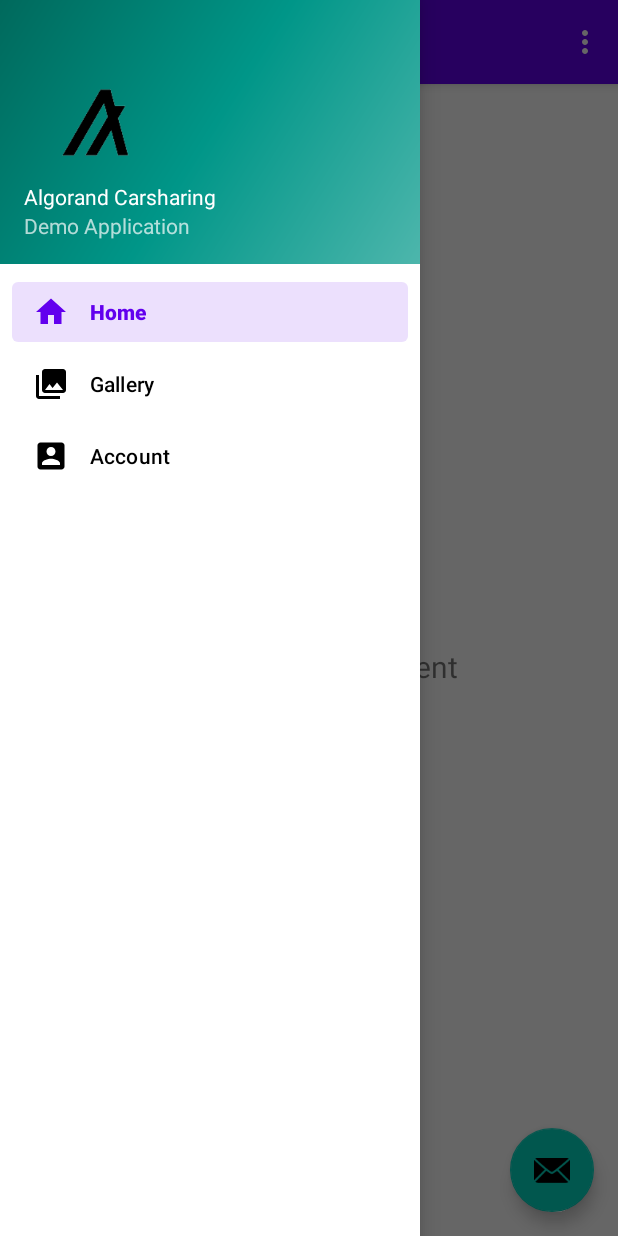
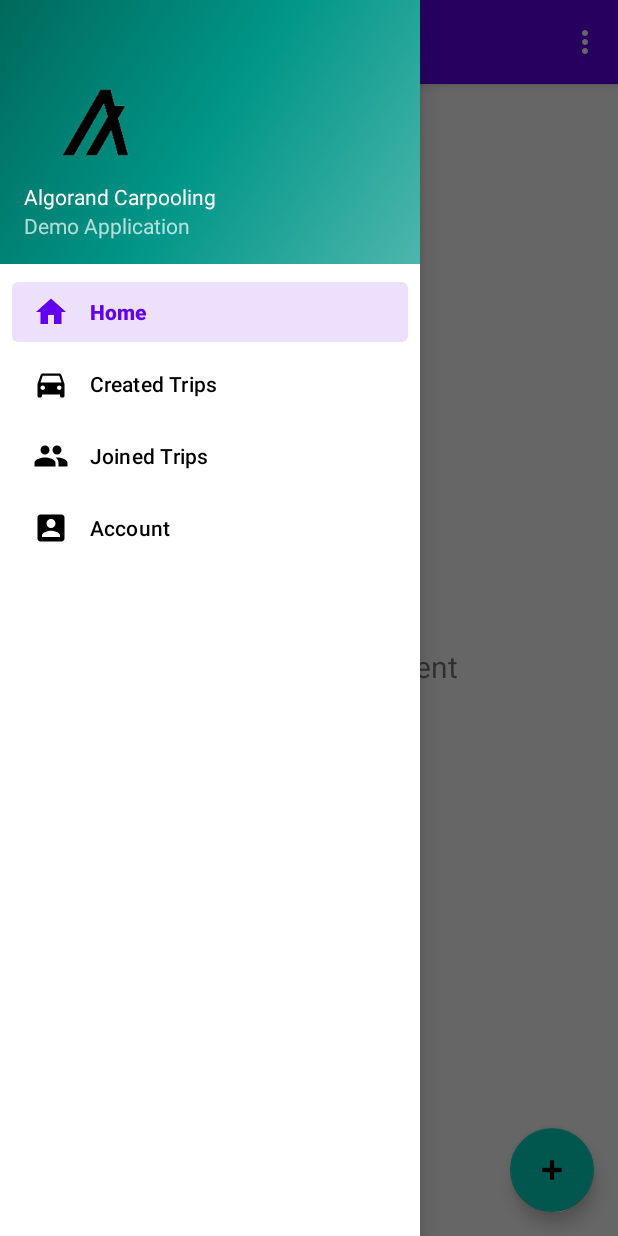
Before and after one commit to bara96/algo-carsharing-android, an Android app: the screen it shows after launch (MainActivity), with the side drawer open, on a phone screen of 412 x 824 dp. Run offline under Robolectric (Android 15) with nearby library versions, the phone set to English and light mode, and no system bars; our stand-ins replace navigation-ui; libraries missing offline, so code that uses them is left out: com.algorand.algosdk, org.bouncycastle.jce; 2 statements that could not run were skipped.

Commit message:
Created trips fragments

```diff
--- a/app/src/main/java/com/example/algorandcarsharing/MainActivity.java
+++ b/app/src/main/java/com/example/algorandcarsharing/MainActivity.java
@@ -16,7 +16,7 @@ import androidx.navigation.ui.AppBarConfiguration;
 import androidx.navigation.ui.NavigationUI;
 
 import com.example.algorandcarsharing.databinding.ActivityMainBinding;
-import com.example.algorandcarsharing.helpers.IndexerHelper;
+import com.example.algorandcarsharing.clients.IndexerService;
 import com.google.android.material.navigation.NavigationView;
 import com.google.android.material.snackbar.Snackbar;
 
@@ -24,7 +24,6 @@ import org.bouncycastle.jce.provider.BouncyCastleProvider;
 import org.json.JSONObject;
 
 import java.security.Security;
-import java.util.Arrays;
 import java.util.concurrent.ExecutorService;
 import java.util.concurrent.Executors;
 
@@ -33,7 +32,7 @@ public class MainActivity extends AppCompatActivity {
     private AppBarConfiguration mAppBarConfiguration;
     private ActivityMainBinding binding;
 
-    private IndexerHelper indexerHelper;
+    private IndexerService indexerService;
 
     private NavController navController;
 
@@ -44,7 +43,7 @@ public class MainActivity extends AppCompatActivity {
         Security.insertProviderAt(new BouncyCastleProvider(), 0);
 
         ExecutorService mExecutor = Executors.newSingleThreadExecutor();
-        indexerHelper = new IndexerHelper(this);
+        indexerService = new IndexerService(this);
 
         binding = ActivityMainBinding.inflate(getLayoutInflater());
         setContentView(binding.getRoot());
@@ -54,7 +53,7 @@ public class MainActivity extends AppCompatActivity {
             mExecutor.execute(() -> {
                 JSONObject response = null;
                 try {
-                    response = indexerHelper.searchTransactions();
+                    response = indexerService.searchTransactions();
                     Log.d("Indexer Response", response.toString(2));
                     Snackbar.make(view, "Indexer searchTransactions", Snackbar.LENGTH_LONG).show();
                 }
@@ -69,7 +68,7 @@ public class MainActivity extends AppCompatActivity {
         // Passing each menu ID as a set of Ids because each
         // menu should be considered as top level destinations.
         mAppBarConfiguration = new AppBarConfiguration.Builder(
-                R.id.nav_home, R.id.nav_gallery, R.id.nav_account)
+                R.id.nav_home, R.id.nav_trips_created, R.id.nav_trips_joined, R.id.nav_account)
                 .setOpenableLayout(drawer)
                 .build();
         navController = Navigation.findNavController(this, R.id.nav_host_fragment_content_main);
--- a/app/src/main/java/com/example/algorandcarsharing/helpers/IndexerHelper.java
+++ b/app/src/main/java/com/example/algorandcarsharing/clients/IndexerService.java
@@ -1,4 +1,4 @@
-package com.example.algorandcarsharing.helpers;
+package com.example.algorandcarsharing.clients;
 
 import android.content.Context;
 
@@ -11,7 +11,7 @@ import com.example.algorandcarsharing.R;
 import org.json.JSONObject;
 
 
-public class IndexerHelper {
+public class IndexerService {
 
     protected Context context;
     protected IndexerClient client;
@@ -19,7 +19,7 @@ public class IndexerHelper {
     protected int clientPort = 8980;
     protected String transactionNote;
 
-    public IndexerHelper(Context context, String clientAddress, int clientPort) {
+    public IndexerService(Context context, String clientAddress, int clientPort) {
         this.clientAddress = clientAddress;
         this.clientPort = clientPort;
         this.client = this.connectToClient();
@@ -27,7 +27,7 @@ public class IndexerHelper {
         this.transactionNote = context.getString(R.string.preferences_account);
     }
 
-    public IndexerHelper(Context context) {
+    public IndexerService(Context context) {
         this.context = context;
         this.transactionNote = context.getString(R.string.preferences_account);
         this.client = this.connectToClient();
--- /dev/null
+++ b/app/src/main/res/drawable/ic_menu_car.xml
@@ -0,0 +1,10 @@
+<vector xmlns:android="http://schemas.android.com/apk/res/android"
+    android:width="24dp"
+    android:height="24dp"
+    android:viewportWidth="24"
+    android:viewportHeight="24"
+    android:tint="?attr/colorControlNormal">
+  <path
+      android:fillColor="@android:color/white"
+      android:pathData="M18.92,6.01C18.72,5.42 18.16,5 17.5,5h-11c-0.66,0 -1.21,0.42 -1.42,1.01L3,12v8c0,0.55 0.45,1 1,1h1c0.55,0 1,-0.45 1,-1v-1h12v1c0,0.55 0.45,1 1,1h1c0.55,0 1,-0.45 1,-1v-8l-2.08,-5.99zM6.5,16c-0.83,0 -1.5,-0.67 -1.5,-1.5S5.67,13 6.5,13s1.5,0.67 1.5,1.5S7.33,16 6.5,16zM17.5,16c-0.83,0 -1.5,-0.67 -1.5,-1.5s0.67,-1.5 1.5,-1.5 1.5,0.67 1.5,1.5 -0.67,1.5 -1.5,1.5zM5,11l1.5,-4.5h11L19,11L5,11z"/>
+</vector>
--- a/app/src/main/res/drawable/ic_menu_gallery.xml
+++ /dev/null
@@ -1,9 +0,0 @@
-<vector xmlns:android="http://schemas.android.com/apk/res/android"
-    android:width="24dp"
-    android:height="24dp"
-    android:viewportWidth="24.0"
-    android:viewportHeight="24.0">
-    <path
-        android:fillColor="#FF000000"
-        android:pathData="M22,16V4c0,-1.1 -0.9,-2 -2,-2H8c-1.1,0 -2,0.9 -2,2v12c0,1.1 0.9,2 2,2h12c1.1,0 2,-0.9 2,-2zm-11,-4l2.03,2.71L16,11l4,5H8l3,-4zM2,6v14c0,1.1 0.9,2 2,2h14v-2H4V6H2z" />
-</vector>
--- /dev/null
+++ b/app/src/main/res/drawable/ic_menu_people.xml
@@ -0,0 +1,10 @@
+<vector xmlns:android="http://schemas.android.com/apk/res/android"
+    android:width="24dp"
+    android:height="24dp"
+    android:viewportWidth="24"
+    android:viewportHeight="24"
+    android:tint="?attr/colorControlNormal">
+  <path
+      android:fillColor="@android:color/white"
+      android:pathData="M16,11c1.66,0 2.99,-1.34 2.99,-3S17.66,5 16,5c-1.66,0 -3,1.34 -3,3s1.34,3 3,3zM8,11c1.66,0 2.99,-1.34 2.99,-3S9.66,5 8,5C6.34,5 5,6.34 5,8s1.34,3 3,3zM8,13c-2.33,0 -7,1.17 -7,3.5L1,19h14v-2.5c0,-2.33 -4.67,-3.5 -7,-3.5zM16,13c-0.29,0 -0.62,0.02 -0.97,0.05 1.16,0.84 1.97,1.97 1.97,3.45L17,19h6v-2.5c0,-2.33 -4.67,-3.5 -7,-3.5z"/>
+</vector>
--- a/app/src/main/res/layout/app_bar_main.xml
+++ b/app/src/main/res/layout/app_bar_main.xml
@@ -29,6 +29,6 @@
         android:layout_gravity="bottom|end"
         android:layout_marginEnd="@dimen/fab_margin"
         android:layout_marginBottom="16dp"
-        app:srcCompat="@android:drawable/ic_dialog_email" />
+        app:srcCompat="@android:drawable/ic_input_add" />
 
 </androidx.coordinatorlayout.widget.CoordinatorLayout>
--- a/app/src/main/res/layout/fragment_gallery.xml
+++ b/app/src/main/res/layout/fragment_trips_created.xml
@@ -4,7 +4,7 @@
     xmlns:tools="http://schemas.android.com/tools"
     android:layout_width="match_parent"
     android:layout_height="match_parent"
-    tools:context=".fragments.gallery.GalleryFragment">
+    tools:context=".fragments.trips.created.TripsFragment">
 
     <TextView
         android:id="@+id/text_gallery"
--- a/app/src/main/res/menu/activity_main_drawer.xml
+++ b/app/src/main/res/menu/activity_main_drawer.xml
@@ -9,9 +9,14 @@
             android:icon="@drawable/ic_menu_home"
             android:title="@string/menu_home" />
         <item
-            android:id="@+id/nav_gallery"
-            android:icon="@drawable/ic_menu_gallery"
-            android:title="@string/menu_gallery" />
+            android:id="@+id/nav_trips_created"
+            android:icon="@drawable/ic_menu_car"
+            android:title="@string/menu_trips_created" />
+
+        <item
+            android:id="@+id/nav_trips_joined"
+            android:icon="@drawable/ic_menu_people"
+            android:title="@string/menu_trips_joined" />
         <item
             android:id="@+id/nav_account"
             android:icon="@drawable/ic_menu_account"
--- a/app/src/main/res/values/strings.xml
+++ b/app/src/main/res/values/strings.xml
@@ -1,14 +1,15 @@
 <resources>
-    <string name="app_name">Algorand Carsharing</string>
+    <string name="app_name">Algorand Carpooling</string>
     <string name="navigation_drawer_open">Open navigation drawer</string>
     <string name="navigation_drawer_close">Close navigation drawer</string>
-    <string name="nav_header_title">Algorand Carsharing</string>
+    <string name="nav_header_title">Algorand Carpooling</string>
     <string name="nav_header_subtitle">Demo Application</string>
     <string name="nav_header_desc">Navigation header</string>
     <string name="action_settings">Settings</string>
 
     <string name="menu_home">Home</string>
-    <string name="menu_gallery">Gallery</string>
+    <string name="menu_trips_created">Created Trips</string>
+    <string name="menu_trips_joined">Joined Trips</string>
     <string name="menu_account">Account</string>
 
     <string name="total_balance">Total Balance</string>
```
Also changed, not shown: app/src/main/java/com/example/algorandcarsharing/clients/ApplicationService.java (renamed from app/src/main/java/com/example/algorandcarsharing/helpers/ApplicationHelper.java, +4 -4 lines), app/src/main/java/com/example/algorandcarsharing/fragments/account/AccountFragment.java (+4 -7 lines), app/src/main/java/com/example/algorandcarsharing/fragments/trips/created/TripsFragment.java (added, +37 -0 lines), app/src/main/java/com/example/algorandcarsharing/fragments/trips/created/TripsViewModel.java (added, +19 -0 lines), app/src/main/java/com/example/algorandcarsharing/fragments/trips/joined/TripsFragment.java (renamed from app/src/main/java/com/example/algorandcarsharing/fragments/gallery/GalleryFragment.java, +8 -8 lines), app/src/main/java/com/example/algorandcarsharing/fragments/trips/joined/TripsViewModel.java (renamed from app/src/main/java/com/example/algorandcarsharing/fragments/gallery/GalleryViewModel.java, +4 -4 lines), app/src/main/res/drawable/ic_menu_camera.xml (deleted, +0 -12 lines), app/src/main/res/drawable/ic_menu_slideshow.xml (deleted, +0 -9 lines), app/src/main/res/layout/fragment_trips_joined.xml (added, +22 -0 lines), app/src/main/res/navigation/mobile_navigation.xml (+10 -4 lines).
